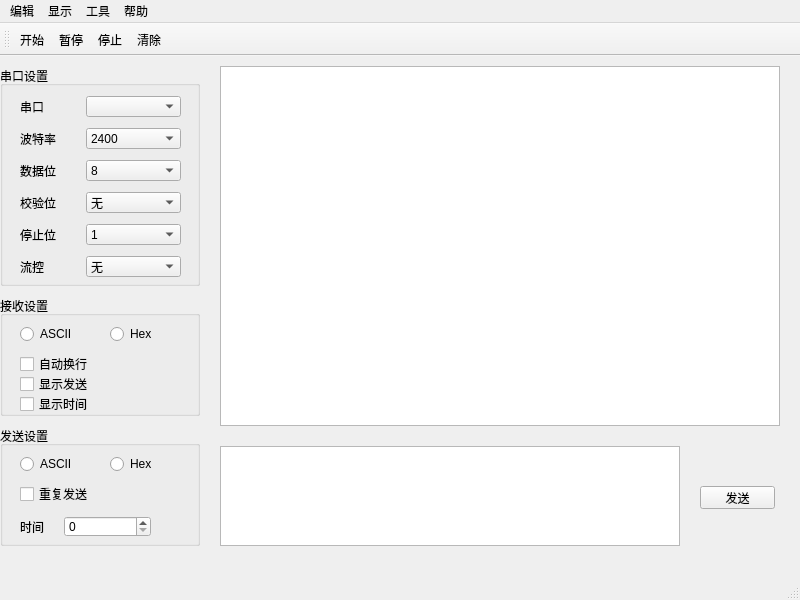
This is PyQt_PySerial.ui in lml113/PyQt_PySerial as Qt 5 draws it before an edit. The edited form follows.
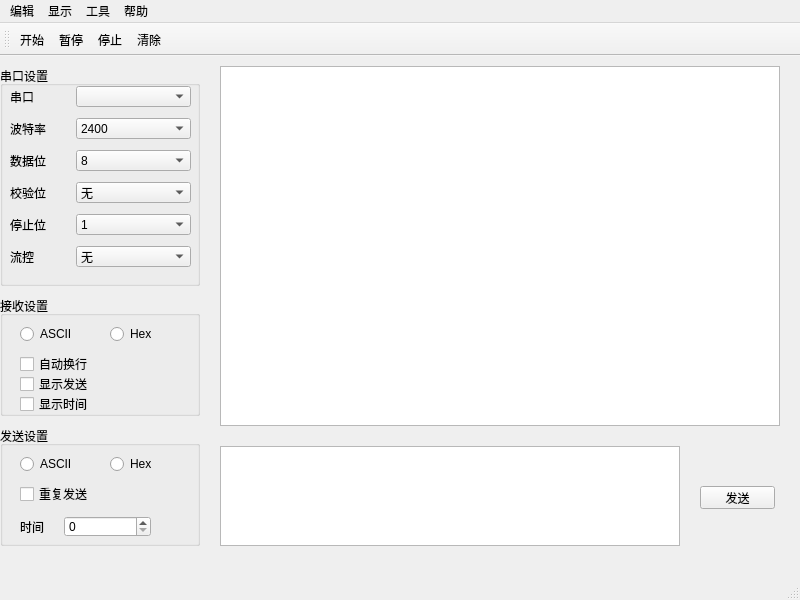
This is the edited form. Icons and pictures are not drawn.

Commit message: PyQt_PySerial

What changed in the file:
```diff
--- a/PyQt_PySerial.ui
+++ b/PyQt_PySerial.ui
@@ -32,9 +32,9 @@
     <widget class="QWidget" name="layoutWidget">
      <property name="geometry">
       <rect>
-       <x>20</x>
-       <y>30</y>
-       <width>161</width>
+       <x>10</x>
+       <y>20</y>
+       <width>181</width>
        <height>181</height>
       </rect>
      </property>
@@ -45,6 +45,12 @@
       <property name="verticalSpacing">
        <number>11</number>
       </property>
+      <property name="leftMargin">
+       <number>0</number>
+      </property>
+      <property name="rightMargin">
+       <number>0</number>
+      </property>
       <item row="0" column="0">
        <widget class="QLabel" name="label_1">
         <property name="text">
@@ -54,6 +60,12 @@
       </item>
       <item row="1" column="0">
        <widget class="QLabel" name="label_2">
+        <property name="sizePolicy">
+         <sizepolicy hsizetype="Preferred" vsizetype="Preferred">
+          <horstretch>0</horstretch>
+          <verstretch>0</verstretch>
+         </sizepolicy>
+        </property>
         <property name="text">
          <string>波特率</string>
         </property>
@@ -61,6 +73,12 @@
       </item>
       <item row="2" column="0">
        <widget class="QLabel" name="label_3">
+        <property name="sizePolicy">
+         <sizepolicy hsizetype="Preferred" vsizetype="Preferred">
+          <horstretch>0</horstretch>
+          <verstretch>0</verstretch>
+         </sizepolicy>
+        </property>
         <property name="text">
          <string>数据位</string>
         </property>
@@ -68,6 +86,12 @@
       </item>
       <item row="2" column="1">
        <widget class="QComboBox" name="comboBox_3">
+        <property name="sizePolicy">
+         <sizepolicy hsizetype="Preferred" vsizetype="Fixed">
+          <horstretch>0</horstretch>
+          <verstretch>0</verstretch>
+         </sizepolicy>
+        </property>
         <property name="iconSize">
          <size>
           <width>16</width>
@@ -204,6 +228,12 @@
       </item>
       <item row="1" column="1">
        <widget class="QComboBox" name="comboBox_2">
+        <property name="sizePolicy">
+         <sizepolicy hsizetype="Preferred" vsizetype="Fixed">
+          <horstretch>0</horstretch>
+          <verstretch>0</verstretch>
+         </sizepolicy>
+        </property>
         <property name="iconSize">
          <size>
           <width>16</width>
```
The commit also changes 4 other files.
